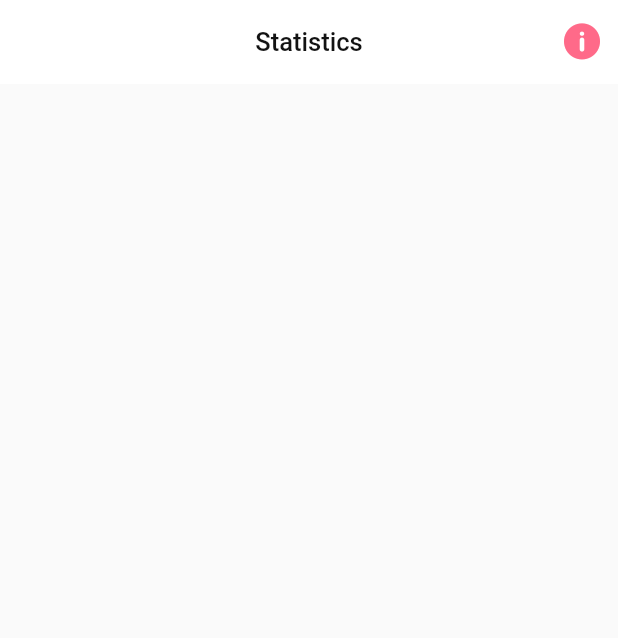
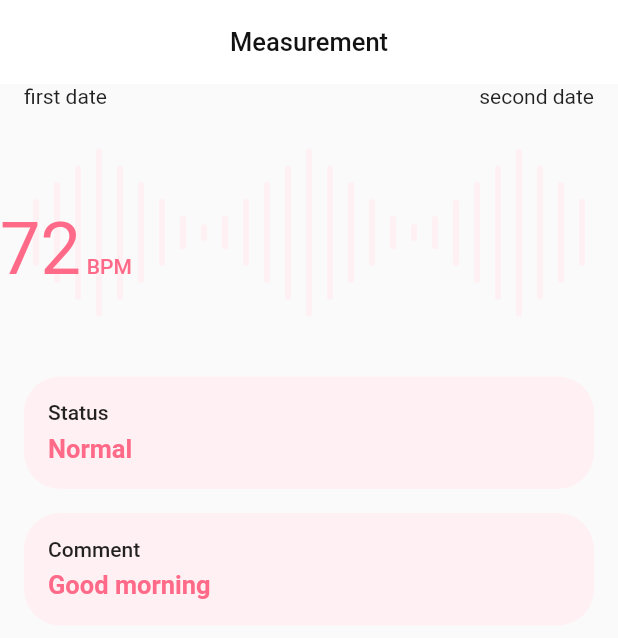
Before and after one commit to mb1shka/pulsometer, a Flutter app: the StatisticsContainer screen opened directly, after a tap on an icon or button, on a phone screen of 412 x 824 dp. Shown: the top 638 px of the screen. Run offline on Flutter 3.47's test engine with Material 2 defaults, Android fonts, the phone set to English and light mode, and no system bars; our stand-ins replace flutter_svg, shared_preferences, sqflite; missing offline and left inert: heart_bpm; accounts and stored records are empty.

Commit message:
showmeasurementdata page added

```diff
--- /dev/null
+++ b/lib/presentation/pages_and_screens/show_measurement_data.dart
@@ -0,0 +1,180 @@
+import 'package:flutter/cupertino.dart';
+import 'package:flutter/material.dart';
+import 'package:flutter_svg/svg.dart';
+import 'package:heart_rate/custom_icons.dart';
+import 'package:heart_rate/data/model/measurement.dart';
+import 'package:heart_rate/presentation/widgets/chip_painter.dart';
+import 'package:heart_rate/presentation/widgets/statistics_container.dart';
+
+import 'home_page.dart';
+
+class ShowMeasurementData extends StatelessWidget {
+  final String BPM;
+  final String status;
+  final String comment;
+  final String dateTime;
+
+  ShowMeasurementData({
+    required this.BPM,
+    required this.status,
+    required this.comment,
+    required this.dateTime,
+  });
+
+  @override
+  Widget build(BuildContext context) {
+    return Scaffold(
+      appBar: AppBar(
+        title: Text(
+          'Measurement',
+          style: TextStyle(
+            color: new Color(0xFF121212),
+            fontStyle: FontStyle.normal,
+            fontSize: 17,
+          ),
+        ),
+        centerTitle: true,
+        elevation: 0,
+        backgroundColor: new Color(0xFFFFFFFF),
+        actionsIconTheme: IconThemeData(
+          color: new Color(0xFFFF6A89),
+        ),
+        /*actions: [
+
+          //TODO: add actions
+        ],*/
+        leading: IconButton(
+          icon: Icon(CustomIcons.disclosure),
+          onPressed: () => Navigator.pushReplacement(
+            context,
+            MaterialPageRoute(builder: (_) => HomePage()),
+          ),
+        ),
+      ),
+      body: Column(children: [
+        Row(
+          mainAxisAlignment: MainAxisAlignment.spaceBetween,
+          children: [
+            Padding(
+              padding: const EdgeInsets.only(left: 16),
+              child: Text('first date'),
+            ),
+            Padding(
+              padding: const EdgeInsets.only(right: 16),
+              child: Text('second date'),
+            ),
+          ],
+        ),
+        Stack(
+          alignment: Alignment.center,
+          children: [
+            Padding(
+              padding: const EdgeInsets.fromLTRB(0, 27, 0, 40),
+              child: Center(
+                child: SvgPicture.asset('assets/svg/measurement_second.svg'),
+              ),
+            ),
+            SizedBox(
+              height: 48,
+              child: Row(
+                children: [
+                  Text(
+                    '${BPM.toString()}',
+                    style: TextStyle(
+                      color: new Color(0xFFFF6A89),
+                      fontSize: 48,
+                    ),
+                  ),
+                  Expanded(
+                    child: Align(
+                      alignment: Alignment.bottomLeft,
+                      child: Padding(
+                        padding: EdgeInsets.only(left: 4),
+                        child: Text(
+                          'BPM',
+                          style: TextStyle(
+                            color: new Color(0xFFFF6A89),
+                            fontWeight: FontWeight.w500,
+                          ),
+                        ),
+                      ),
+                    ),
+                  ),
+                ],
+              ),
+            ),
+          ],
+        ),
+        Stack(
+          children: [
+            CustomPaint(
+              size: Size(MediaQuery.of(context).size.width - 32, 75),
+              painter: ChipPainter(),
+            ),
+            Column(
+              crossAxisAlignment: CrossAxisAlignment.start,
+              children: [
+                Padding(
+                  padding: const EdgeInsets.fromLTRB(16, 16, 0, 6),
+                  child: Text(
+                    'Status',
+                    style: TextStyle(
+                      fontWeight: FontWeight.w500,
+                      fontSize: 14,
+                    ),
+                  ),
+                ),
+                Padding(
+                  padding: EdgeInsets.fromLTRB(16, 0, 0, 16),
+                  child: Text(
+                    'Normal',
+                    style: TextStyle(
+                      fontWeight: FontWeight.w600,
+                      color: new Color(0xFFFF6A89),
+                      fontSize: 17,
+                    ),
+                  ),
+                )
+              ],
+            ),
+          ],
+        ),
+        SizedBox(height: 16),
+        Stack(
+          children: [
+            CustomPaint(
+              size: Size(MediaQuery.of(context).size.width - 32, 75),
+              painter: ChipPainter(),
+            ),
+            Column(
+              crossAxisAlignment: CrossAxisAlignment.start,
+              children: [
+                Padding(
+                  padding: const EdgeInsets.fromLTRB(16, 16, 0, 6),
+                  child: Text(
+                    'Comment',
+                    style: TextStyle(
+                      fontWeight: FontWeight.w500,
+                      fontSize: 14,
+                    ),
+                  ),
+                ),
+                Padding(
+                  padding: EdgeInsets.fromLTRB(16, 0, 0, 16),
+                  child: Text(
+                    'Good morning',
+                    style: TextStyle(
+                      fontWeight: FontWeight.w600,
+                      color: new Color(0xFFFF6A89),
+                      fontSize: 17,
+                    ),
+                  ),
+                )
+              ],
+            ),
+          ],
+        ),
+      ]),
+    );
+  }
+}
--- a/lib/presentation/widgets/statistics_container.dart
+++ b/lib/presentation/widgets/statistics_container.dart
@@ -4,6 +4,7 @@ import 'package:flutter_svg/svg.dart';
 import 'package:heart_rate/data/database/measurement_database.dart';
 import 'package:heart_rate/data/model/measurement.dart';
 import 'package:heart_rate/data/model/status.dart';
+import 'package:heart_rate/presentation/pages_and_screens/show_measurement_data.dart';
 import 'package:heart_rate/presentation/widgets/statistics_element.dart';
 
 import '../../custom_icons.dart';
@@ -18,7 +19,8 @@ class _StatisticsContainerState extends State<StatisticsContainer> {
   Widget build(BuildContext context) {
     return new Scaffold(
       appBar: AppBar(
-        title: Text('Statistics',
+        title: Text(
+          'Statistics',
           style: TextStyle(
             color: new Color(0xFF121212),
             fontStyle: FontStyle.normal,
@@ -33,32 +35,46 @@ class _StatisticsContainerState extends State<StatisticsContainer> {
         ),
         actions: [
           IconButton(
-              onPressed: () {},
+              onPressed: () {
+                Navigator.pushReplacement(
+                  context,
+                  MaterialPageRoute(builder: (_) => ShowMeasurementData(BPM: '72', status: ' ', comment: 'comment', dateTime: new DateTime.now().toString())),
+                );
+              },
               //TODO: make a showdialog how to use
               icon: Icon(
                 CustomIcons.info,
-              )
-          ),
+              )),
         ],
       ),
-        body: FutureBuilder<List<Measurement>>(
+      body: Stack(
+        children: [
+          FutureBuilder<List<Measurement>>(
             future: MeasurementDataBase.instance.readAll(),
-          builder: (BuildContext context, AsyncSnapshot<List<Measurement>> snapshot) {
-            if (snapshot.hasData) {
+            builder: (BuildContext context,
+                AsyncSnapshot<List<Measurement>> snapshot) {
+              if (snapshot.hasData && snapshot.data!.length > 0) {
                 return new ListView.builder(
-                itemBuilder: (context, index) => StatisticsElement(snapshot.data![index]),
+                  itemBuilder: (context, index) =>
+                      StatisticsElement(snapshot.data![index]),
                   itemCount: snapshot.data!.length,
                 );
-            } else if (snapshot.connectionState == ConnectionState.done) {
-              return Column(
+              } else if (snapshot.data?.isEmpty ?? false) {
+                return SizedBox(
+                  width: double.infinity,
+                  child: Column(
+                    mainAxisAlignment: MainAxisAlignment.center,
                     children: [
-                  Center(child: SvgPicture.asset('assets/svg/amico.svg')),
+                      SvgPicture.asset('assets/svg/amico.svg'),
                     ],
+                  ),
                 );
               } else {
                 return SizedBox();
               }
             },
+          ),
+        ],
       ),
     );
   }
@@ -75,7 +91,7 @@ class _StatisticsContainerState extends State<StatisticsContainer> {
   Widget getStatisticsElements(List<Measurement> measurements) {
     List<Widget> elements = [];
 
-    for (var i=0; i < measurements.length; i++) {
+    for (var i = 0; i < measurements.length; i++) {
       elements.add(new StatisticsElement(measurements[i]));
     }
     return new ListView.builder(
```
Also changed, not shown: lib/presentation/pages_and_screens/home_page.dart (+13 -1 lines), lib/presentation/widgets/statistics_element.dart (+75 -23 lines), assets/svg/statistics_heart.svg (added). Lines whose indentation alone changed are shown as unchanged.
